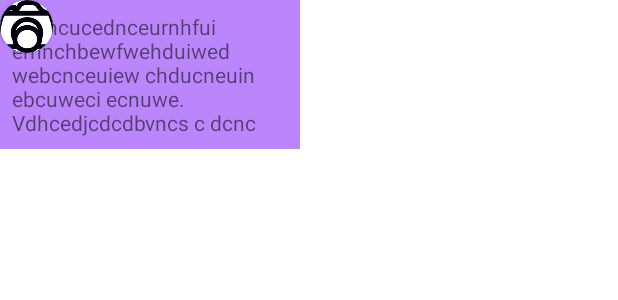
After one commit to GiuliaSonsino/SellBuy, an Android app: the layout message_holder.xml on its own in the app's theme, with its tools: preview values and no code run, on a phone screen of 412 x 824 dp. The commit adds this screen. Shown: the top 300 px of the screen. Run offline under Robolectric (Android 15) with nearby library versions, the phone set to English and light mode, and no system bars.

Commit message:
prova chat

```diff
--- a/app/src/main/AndroidManifest.xml
+++ b/app/src/main/AndroidManifest.xml
@@ -8,6 +8,7 @@
     <uses-permission android:name="android.permission.READ_EXTERNAL_STORAGE"/>
     <uses-permission android:name="android.permission.ACCESS_COARSE_LOCATION"/>
     <uses-permission android:name="android.permission.ACCESS_FINE_LOCATION"/>
+    <uses-permission android:name="android.permission.INTERNET"/>
 
     <application
         android:allowBackup="true"
--- a/app/src/main/java/com/example/sellbuy/AnnuncioAdapter.kt
+++ b/app/src/main/java/com/example/sellbuy/AnnuncioAdapter.kt
@@ -19,6 +19,11 @@ import models.AnnuncioViewModel
 class AnnuncioAdapter(context: Context, private val mList: List<AnnuncioViewModel>) : RecyclerView.Adapter<AnnuncioAdapter.ViewHolder>() {
 
     private val mcontext:Context?=context
+    private var data: List<AnnuncioViewModel> = emptyList()
+    fun updateData(newData: List<AnnuncioViewModel>) {
+        data = newData
+        notifyDataSetChanged()
+    }
 
     override fun onCreateViewHolder(parent: ViewGroup, viewType: Int): ViewHolder{
 
--- a/app/src/main/res/layout/activity_main.xml
+++ b/app/src/main/res/layout/activity_main.xml
@@ -14,6 +14,7 @@
         android:textStyle="bold"
         android:text="I TUOI ANNUNCI:"/>
 
+
     <androidx.recyclerview.widget.RecyclerView
         android:id="@+id/recyclerview"
         android:layout_width="match_parent"
--- /dev/null
+++ b/app/src/main/res/layout/message_holder.xml
@@ -0,0 +1,45 @@
+<?xml version="1.0" encoding="utf-8"?>
+<androidx.constraintlayout.widget.ConstraintLayout xmlns:android="http://schemas.android.com/apk/res/android"
+    xmlns:tools="http://schemas.android.com/tools"
+    android:layout_width="match_parent"
+    android:layout_height="match_parent"
+    xmlns:app="http://schemas.android.com/apk/res-auto">
+
+
+    <androidx.constraintlayout.widget.ConstraintLayout
+        android:id="@+id/cc_layout"
+        android:layout_width="match_parent"
+        android:layout_height="wrap_content"
+        tools:ignore="MissingConstraints">
+
+        <androidx.cardview.widget.CardView
+            android:layout_width="35dp"
+            android:layout_height="35dp"
+            android:layout_marginHorizontal="10dp"
+            app:cardCornerRadius="35dp"
+            tools:ignore="MissingConstraints">
+
+            <ImageView
+                android:id="@+id/small_profile_img"
+                android:layout_width="match_parent"
+                android:layout_height="match_parent"
+                android:scaleType="centerCrop"
+                android:src="@drawable/undraw_camera"/>
+
+
+        </androidx.cardview.widget.CardView>
+
+        <TextView
+            android:layout_width="wrap_content"
+            android:layout_height="wrap_content"
+            android:text="hcehcucednceurnhfuierhnchbewfwehduiwed webcnceuiew chducneuin ebcuweci ecnuwe. Vdhcedjcdcdbvncs c dcnc"
+            android:maxWidth="200dp"
+            android:padding="8dp"
+            android:layout_marginHorizontal="9dp"
+            android:background="@color/purple_200"
+            tools:ignore="MissingConstraints" />
+
+
+    </androidx.constraintlayout.widget.ConstraintLayout>
+
+</androidx.constraintlayout.widget.ConstraintLayout>
```
Also changed, not shown: app/src/main/java/com/example/sellbuy/MainActivity.kt (+47 -40 lines), app/src/main/java/com/example/sellbuy/MessageAdapter.kt (+10 -7 lines).
